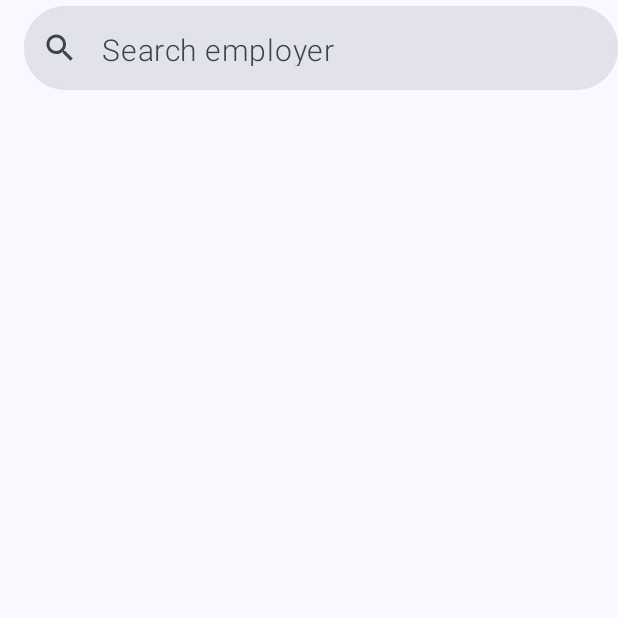
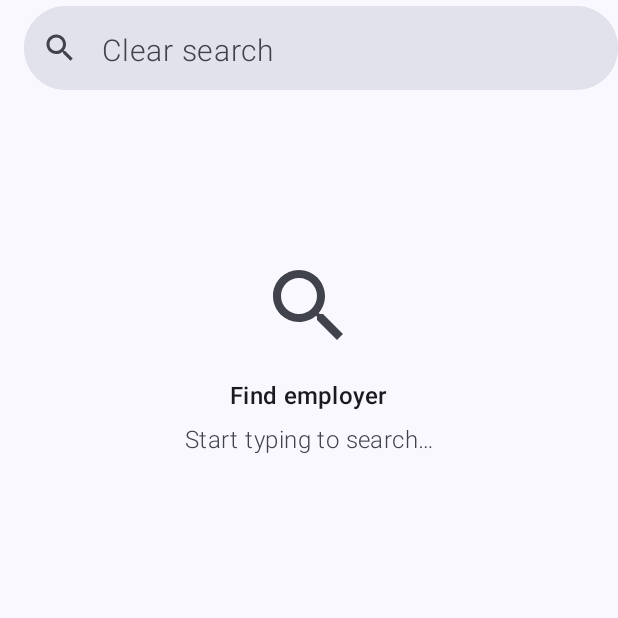
Before and after one commit to shukis/achmea, an Android app built with Jetpack Compose: the screen it shows after launch (MainActivity), on a phone screen of 412 x 824 dp, the top half of it. Run offline under Robolectric (Android 15) with nearby library versions, the light colour scheme and no system bars.

Commit message:
Add empty state

```diff
--- a/app/build.gradle.kts
+++ b/app/build.gradle.kts
@@ -54,6 +54,7 @@ dependencies {
     implementation(libs.bundles.ktor)
     implementation(libs.koin.compose)
     implementation(libs.bundles.coroutines)
+    implementation(libs.icons.extended)
     testImplementation(libs.junit)
     androidTestImplementation(libs.androidx.junit)
     androidTestImplementation(libs.androidx.espresso.core)
--- a/app/src/main/java/com/achmea/designsystem/components/SearchTextField.kt
+++ b/app/src/main/java/com/achmea/designsystem/components/SearchTextField.kt
@@ -2,10 +2,12 @@ package com.achmea.designsystem.components
 
 import androidx.compose.foundation.layout.fillMaxWidth
 import androidx.compose.foundation.layout.height
+import androidx.compose.foundation.layout.size
 import androidx.compose.foundation.shape.RoundedCornerShape
 import androidx.compose.material.icons.Icons
 import androidx.compose.material.icons.filled.Close
 import androidx.compose.material.icons.filled.Search
+import androidx.compose.material3.CircularProgressIndicator
 import androidx.compose.material3.Icon
 import androidx.compose.material3.IconButton
 import androidx.compose.material3.MaterialTheme
@@ -23,7 +25,8 @@ fun SearchTextField(
     value: String,
     onValueChange: (String) -> Unit,
     modifier: Modifier = Modifier,
-    placeholder: String
+    placeholder: String,
+    showLoader: Boolean = false
 ) {
     OutlinedTextField(
         value = value,
@@ -39,7 +42,9 @@ fun SearchTextField(
             Icon(Icons.Default.Search, contentDescription = null)
         },
         trailingIcon = {
-            if (value.isNotEmpty()) {
+            if (showLoader) {
+                CircularProgressIndicator(modifier = Modifier.size(24.dp))
+            } else if (value.isNotEmpty()) {
                 IconButton(onClick = { onValueChange("") }) {
                     Icon(
                         Icons.Default.Close,
--- a/app/src/main/java/com/achmea/presentation/list/EmployersListScreen.kt
+++ b/app/src/main/java/com/achmea/presentation/list/EmployersListScreen.kt
@@ -3,25 +3,30 @@ package com.achmea.presentation.list
 import androidx.compose.foundation.clickable
 import androidx.compose.foundation.layout.Column
 import androidx.compose.foundation.layout.PaddingValues
-import androidx.compose.foundation.layout.Row
 import androidx.compose.foundation.layout.Spacer
 import androidx.compose.foundation.layout.WindowInsets
 import androidx.compose.foundation.layout.WindowInsetsSides
 import androidx.compose.foundation.layout.asPaddingValues
+import androidx.compose.foundation.layout.fillMaxSize
 import androidx.compose.foundation.layout.fillMaxWidth
 import androidx.compose.foundation.layout.height
 import androidx.compose.foundation.layout.only
 import androidx.compose.foundation.layout.padding
 import androidx.compose.foundation.layout.safeDrawing
+import androidx.compose.foundation.layout.size
 import androidx.compose.foundation.lazy.LazyColumn
+import androidx.compose.foundation.lazy.LazyListState
 import androidx.compose.foundation.lazy.items
 import androidx.compose.foundation.lazy.rememberLazyListState
 import androidx.compose.material.icons.Icons
 import androidx.compose.material.icons.automirrored.filled.KeyboardArrowRight
+import androidx.compose.material.icons.filled.Search
+import androidx.compose.material.icons.filled.SearchOff
 import androidx.compose.material3.CenterAlignedTopAppBar
 import androidx.compose.material3.ExperimentalMaterial3Api
 import androidx.compose.material3.Icon
 import androidx.compose.material3.ListItem
+import androidx.compose.material3.MaterialTheme
 import androidx.compose.material3.Text
 import androidx.compose.material3.TopAppBarDefaults
 import androidx.compose.material3.rememberTopAppBarState
@@ -29,12 +34,15 @@ import androidx.compose.runtime.Composable
 import androidx.compose.ui.Alignment
 import androidx.compose.ui.Modifier
 import androidx.compose.ui.res.stringResource
+import androidx.compose.ui.text.style.TextAlign
+import androidx.compose.ui.unit.dp
 import androidx.lifecycle.compose.collectAsStateWithLifecycle
 import androidx.navigation.NavController
+import com.achmea.R
 import com.achmea.core.Route
 import com.achmea.designsystem.components.SearchTextField
 import com.achmea.designsystem.util.UpdateScrollState
-import com.achmea.R
+import com.achmea.domain.model.Employer
 
 @OptIn(ExperimentalMaterial3Api::class)
 @Composable
@@ -45,6 +53,9 @@ fun EmployersListScreen(
 ) {
     val query = viewModel.query.collectAsStateWithLifecycle().value.orEmpty()
     val employers = viewModel.employers.collectAsStateWithLifecycle().value
+    val showSearchPrompt = viewModel.showSearchPrompt.collectAsStateWithLifecycle().value
+    val showLoader = viewModel.showLoader.collectAsStateWithLifecycle().value
+    val showNoResults = viewModel.showNoResults.collectAsStateWithLifecycle().value
     val behavior = TopAppBarDefaults.pinnedScrollBehavior(rememberTopAppBarState())
     val lazyListState = rememberLazyListState()
     behavior.UpdateScrollState(lazyListState)
@@ -62,29 +73,111 @@ fun EmployersListScreen(
                     onValueChange = {
                         viewModel.onSearch(it)
                     },
-                    placeholder = stringResource(R.string.employer_search),
-                    modifier = Modifier
-                        .fillMaxWidth()
+                    placeholder = stringResource(R.string.clear_search),
+                    modifier = Modifier.fillMaxWidth(),
+                    showLoader = showLoader
                 )
             },
             scrollBehavior = behavior
         )
-        LazyColumn(state = lazyListState, modifier = Modifier.fillMaxWidth()) {
+        EmployerListContent(
+            employers = employers,
+            navController = navController,
+            paddingValues = paddingValues,
+            lazyListState = lazyListState
+        )
+        when {
+            showSearchPrompt -> InitialSearchPrompt()
+            showNoResults -> NoResults()
+        }
+    }
+}
+
+@Composable
+fun EmployerListContent(
+    employers: List<Employer>,
+    navController: NavController,
+    paddingValues: PaddingValues,
+    lazyListState: LazyListState
+) {
+    LazyColumn(
+        state = lazyListState,
+        modifier = Modifier.fillMaxWidth()
+    ) {
         items(employers, key = { it.id }) { employer ->
-                ListItem(modifier = Modifier.clickable(onClick = {
+            ListItem(
+                modifier = Modifier
+                    .clickable {
                         navController.navigate(Route.EmployerDetails(employer.id))
-                }),
+                    },
                 headlineContent = { Text(text = employer.name.orEmpty()) },
                 trailingContent = {
-                        Row(verticalAlignment = Alignment.CenterVertically) {
                     Icon(
                         Icons.AutoMirrored.Default.KeyboardArrowRight,
                         contentDescription = null
                     )
                 }
-                    })
+            )
         }
         item { Spacer(modifier = Modifier.height(paddingValues.calculateBottomPadding())) }
     }
 }
+
+@Composable
+private fun InitialSearchPrompt(modifier: Modifier = Modifier) {
+    Column(
+        modifier = modifier
+            .fillMaxSize()
+            .padding(horizontal = 32.dp, vertical = 108.dp),
+        horizontalAlignment = Alignment.CenterHorizontally
+    ) {
+        Icon(
+            imageVector = Icons.Default.Search,
+            contentDescription = null,
+            tint = MaterialTheme.colorScheme.onSurfaceVariant,
+            modifier = Modifier.size(64.dp)
+        )
+        Spacer(modifier = Modifier.height(16.dp))
+        Text(
+            text = stringResource(R.string.employers_initial_search_title),
+            style = MaterialTheme.typography.titleMedium
+        )
+        Spacer(modifier = Modifier.height(8.dp))
+        Text(
+            text = stringResource(R.string.employers_initial_search_description),
+            style = MaterialTheme.typography.bodyMedium,
+            color = MaterialTheme.colorScheme.onSurfaceVariant,
+            textAlign = TextAlign.Center
+        )
     }
+}
+
+@Composable
+fun NoResults(modifier: Modifier = Modifier) {
+    Column(
+        modifier = modifier
+            .fillMaxSize()
+            .padding(horizontal = 32.dp, vertical = 108.dp),
+        horizontalAlignment = Alignment.CenterHorizontally
+    ) {
+        Icon(
+            imageVector = Icons.Default.SearchOff,
+            contentDescription = null,
+            tint = MaterialTheme.colorScheme.onSurfaceVariant,
+            modifier = Modifier.size(64.dp)
+        )
+        Spacer(modifier = Modifier.height(16.dp))
+        Text(
+            text = stringResource(R.string.employers_no_results_title),
+            style = MaterialTheme.typography.titleMedium,
+            color = MaterialTheme.colorScheme.onSurface
+        )
+        Spacer(modifier = Modifier.height(8.dp))
+        Text(
+            text = stringResource(R.string.employers_no_results_description),
+            style = MaterialTheme.typography.bodyMedium,
+            color = MaterialTheme.colorScheme.onSurfaceVariant,
+            textAlign = TextAlign.Center
+        )
+    }
+}
--- a/app/src/main/java/com/achmea/presentation/list/EmployersListViewModel.kt
+++ b/app/src/main/java/com/achmea/presentation/list/EmployersListViewModel.kt
@@ -5,12 +5,14 @@ import androidx.lifecycle.viewModelScope
 import com.achmea.domain.model.Employer
 import com.achmea.domain.usecase.SearchEmployersUseCase
 import kotlinx.coroutines.FlowPreview
+import kotlinx.coroutines.delay
 import kotlinx.coroutines.flow.MutableStateFlow
 import kotlinx.coroutines.flow.asStateFlow
 import kotlinx.coroutines.flow.debounce
 import kotlinx.coroutines.launch
 
 private const val DEBOUNCE_DELAY = 500L
+private const val NETWORK_DELAY = 200L
 
 @OptIn(FlowPreview::class)
 class EmployersListViewModel(
@@ -23,21 +25,40 @@ class EmployersListViewModel(
     private val _employers = MutableStateFlow<List<Employer>>(emptyList())
     val employers = _employers.asStateFlow()
 
+    private val _showSearchPrompt = MutableStateFlow(true)
+    val showSearchPrompt = _showSearchPrompt.asStateFlow()
+
+    private val _showNoResults = MutableStateFlow(false)
+    val showNoResults = _showNoResults.asStateFlow()
+
+    private val _showLoader = MutableStateFlow(false)
+    val showLoader = _showLoader.asStateFlow()
+
     init {
         viewModelScope.launch {
-            query.debounce(DEBOUNCE_DELAY).collect { searchQuery ->
-                searchQuery?.let {
-                    searchEmployersUseCase(searchQuery).fold(
-                        onSuccess = { _employers.emit(it) },
-                        onFailure = { println("Error: ${it.message}") }
-                    )
-                }
+            _query.debounce(DEBOUNCE_DELAY).collect { searchQuery ->
+                searchQuery?.let { getEmployers(it) }
             }
         }
     }
 
+    private suspend fun getEmployers(searchQuery: String) {
+        _showLoader.emit(searchQuery.isNotBlank())
+        delay(NETWORK_DELAY) //emulate network delay
+        searchEmployersUseCase(searchQuery).fold(
+            onSuccess = {
+                _showSearchPrompt.emit(it.isEmpty() && searchQuery.isBlank())
+                _showNoResults.emit(it.isEmpty() && searchQuery.isNotBlank())
+                _employers.emit(it)
+            },
+            onFailure = { println("Error: ${it.message}") }
+        )
+        _showLoader.emit(false)
+    }
+
     fun onSearch(searchQuery: String) {
         viewModelScope.launch {
+            _showLoader.emit(false)
             _query.emit(searchQuery)
         }
     }
--- a/app/src/main/res/values/strings.xml
+++ b/app/src/main/res/values/strings.xml
@@ -7,4 +7,8 @@
     <string name="employer_discount">Discount</string>
     <string name="employer_discount_percentage">%1$d%%</string>
     <string name="employer_place">Place</string>
+    <string name="employers_initial_search_title">Find employer</string>
+    <string name="employers_initial_search_description">Start typing to search…</string>
+    <string name="employers_no_results_title">No results found</string>
+    <string name="employers_no_results_description">Try adjusting your search…</string>
 </resources>
--- a/gradle/libs.versions.toml
+++ b/gradle/libs.versions.toml
@@ -12,6 +12,7 @@ navigation = "2.8.9"
 coroutines = "1.10.1"
 ktor = "3.0.0"
 koin = "4.0.0"
+icons-extended = "1.7.8"
 
 [libraries]
 androidx-core-ktx = { group = "androidx.core", name = "core-ktx", version.ref = "coreKtx" }
@@ -36,6 +37,7 @@ ktor-client-content-negotiation = { module = "io.ktor:ktor-client-content-negoti
 ktor-serialization-kotlinx-json = { module = "io.ktor:ktor-serialization-kotlinx-json", version.ref = "ktor" }
 ktor-client-okhttp = { module = "io.ktor:ktor-client-okhttp", version.ref = "ktor" }
 koin-compose = { module = "io.insert-koin:koin-androidx-compose", version.ref = "koin" }
+icons-extended = { module = "androidx.compose.material:material-icons-extended", version.ref = "icons-extended" }
 
 [plugins]
 android-application = { id = "com.android.application", version.ref = "agp" }
```
Lines whose indentation alone changed are shown as unchanged.
